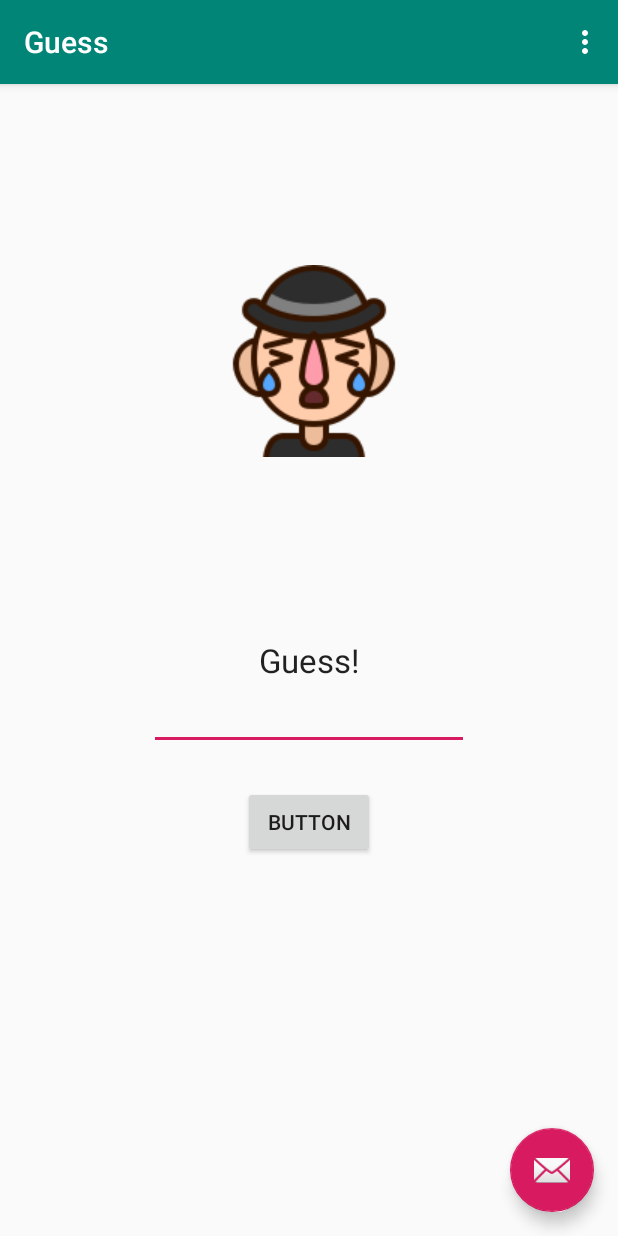
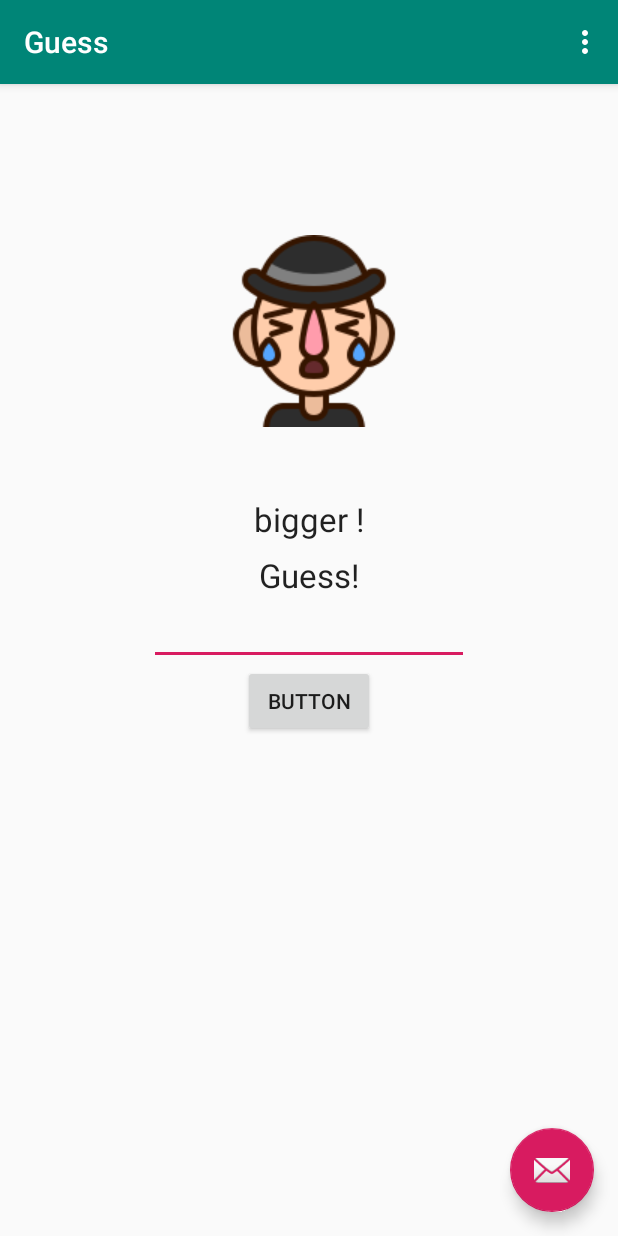
Before and after one commit to harry1126/Guess, an Android app: the screen it shows after launch (MainActivity), after a tap on "BUTTON", on a phone screen of 412 x 824 dp. Run offline under Robolectric (Android 15) with nearby library versions, the phone set to English and light mode, and no system bars; 1 statement that could not run was skipped.

Commit message:
the fourth commit

```diff
--- a/app/src/main/java/com/tom/guess/MainActivity.java
+++ b/app/src/main/java/com/tom/guess/MainActivity.java
@@ -3,7 +3,6 @@ package com.tom.guess;
 import android.os.Bundle;
 
 import com.google.android.material.floatingactionbutton.FloatingActionButton;
-import com.google.android.material.snackbar.Snackbar;
 
 import androidx.appcompat.app.AppCompatActivity;
 import androidx.appcompat.widget.Toolbar;
@@ -14,25 +13,25 @@ import android.view.Menu;
 import android.view.MenuItem;
 import android.widget.ImageView;
 import android.widget.TextView;
-import android.widget.Toast;
 
 import java.util.Random;
-import java.util.Scanner;
 
 public class MainActivity extends AppCompatActivity {
+    String TAG = MainActivity.class.getSimpleName();
     int secret = new Random().nextInt(10)+1;
     private ImageView result;
-    String TAG = MainActivity.class.getSimpleName();
     private TextView guess;
     private int num;
     String count;
-
+    private TextView information;
+    int times = 0;
     @Override
     protected void onCreate(Bundle savedInstanceState) {
         super.onCreate(savedInstanceState);
         setContentView(R.layout.activity_main);
         guess = findViewById(R.id.guess_number);
-        result = findViewById(R.id.happy);
+        result = findViewById(R.id.result_image);
+        information = findViewById(R.id.information);
         Log.d(TAG,"secret:"+secret);
         Toolbar toolbar = findViewById(R.id.toolbar);
         setSupportActionBar(toolbar);
@@ -40,35 +39,65 @@ public class MainActivity extends AppCompatActivity {
         fab.setOnClickListener(new View.OnClickListener() {
             @Override
             public void onClick(View view) {
-                count= "";
+                count = "";
                 guess.setText(count);
+                result.setVisibility(View.GONE);
+                secret = new Random().nextInt(10)+1;
+                result.setVisibility(View.GONE);
+                information.setText("");
             }
         });
     }       public void Button(View view){
                 num = Integer.parseInt(guess.getText().toString());
                 if(num ==secret){
-                Toast.makeText(MainActivity.this,"got it",Toast.LENGTH_LONG).show();
-                result.setImageResource(R.drawable.happy);
-                result.setVisibility(view.VISIBLE);
-                }else if (secret>num){
-                Toast.makeText(MainActivity.this,"bigger",Toast.LENGTH_LONG).show();
-                result.setImageResource(R.drawable.upset);
-                result.setVisibility(view.VISIBLE);
+                    information.setText("got it !");
+                    //Toast.makeText(MainActivity.this,"got it",Toast.LENGTH_LONG).show();
+                    result.setImageResource(R.drawable.happy);
+                    result.setVisibility(view.VISIBLE);
+                    information.setText("猜了"+String.valueOf(times+1)+"次答對");
+                } else if (secret>num){
+                    information.setText("bigger !");
+                    //Toast.makeText(MainActivity.this,"bigger",Toast.LENGTH_LONG).show();
+                    result.setImageResource(R.drawable.upset);
+                    result.setVisibility(view.VISIBLE);
+                    times++;
+                }else if (secret < num){
+                    information.setText("smaller !");
+                    //Toast.makeText(MainActivity.this,"smaller",Toast.LENGTH_LONG).show();
+                    result.setImageResource(R.drawable.upset);
+                    result.setVisibility(view.VISIBLE);
+                    times++;
+                }
+    }
+            private void Emulates(View view) {
+                int times= 0;
+                if(num ==secret){
+                    information.setText("got it !");
+                    //Toast.makeText(MainActivity.this,"got it",Toast.LENGTH_LONG).show();
+                    result.setImageResource(R.drawable.happy);
+                    result.setVisibility(view.VISIBLE);
+                    information.setText("猜了"+String.valueOf(times+1)+"次答對");
+                } else if (secret>num){
+                    information.setText("bigger !");
+                    //Toast.makeText(MainActivity.this,"bigger",Toast.LENGTH_LONG).show();
+                    result.setImageResource(R.drawable.upset);
+                    result.setVisibility(view.VISIBLE);
+                    times++;
 
                 }else if (secret < num){
-                    Toast.makeText(MainActivity.this,"smaller",Toast.LENGTH_LONG).show();
+                    information.setText("smaller !");
+                    //Toast.makeText(MainActivity.this,"smaller",Toast.LENGTH_LONG).show();
                     result.setImageResource(R.drawable.upset);
                     result.setVisibility(view.VISIBLE);
-        }
+                    times++;
+                }
     }
-
     @Override
     public boolean onCreateOptionsMenu(Menu menu) {
         // Inflate the menu; this adds items to the action bar if it is present.
         getMenuInflater().inflate(R.menu.menu_main, menu);
         return true;
     }
-
     @Override
     public boolean onOptionsItemSelected(MenuItem item) {
         // Handle action bar item clicks here. The action bar will
--- a/app/src/main/res/layout/content_main.xml
+++ b/app/src/main/res/layout/content_main.xml
@@ -17,7 +17,8 @@
         app:layout_constraintBottom_toBottomOf="parent"
         app:layout_constraintLeft_toLeftOf="parent"
         app:layout_constraintRight_toRightOf="parent"
-        app:layout_constraintTop_toTopOf="parent" />
+        app:layout_constraintTop_toTopOf="parent"
+        app:layout_constraintVertical_bias="0.423" />
 
     <EditText
         android:id="@+id/guess_number"
@@ -30,9 +31,10 @@
         app:layout_constraintTop_toBottomOf="@+id/guess" />
 
     <ImageView
-        android:id="@+id/happy"
+        android:id="@+id/result_image"
         android:layout_width="wrap_content"
         android:layout_height="wrap_content"
+        android:layout_marginTop="16dp"
         android:visibility="gone"
         app:layout_constraintBottom_toTopOf="@+id/guess"
         app:layout_constraintEnd_toEndOf="parent"
@@ -45,11 +47,20 @@
         android:id="@+id/button"
         android:layout_width="wrap_content"
         android:layout_height="wrap_content"
-        android:layout_marginTop="24dp"
         android:onClick="Button"
         android:text="Button"
         app:layout_constraintEnd_toEndOf="parent"
         app:layout_constraintStart_toStartOf="parent"
         app:layout_constraintTop_toBottomOf="@+id/guess_number" />
 
+    <TextView
+        android:id="@+id/information"
+        android:layout_width="wrap_content"
+        android:layout_height="wrap_content"
+        android:layout_marginBottom="8dp"
+        android:textAppearance="@style/TextAppearance.AppCompat.Large"
+        app:layout_constraintBottom_toTopOf="@+id/guess"
+        app:layout_constraintEnd_toEndOf="parent"
+        app:layout_constraintStart_toStartOf="parent" />
+
 </androidx.constraintlayout.widget.ConstraintLayout>
```
